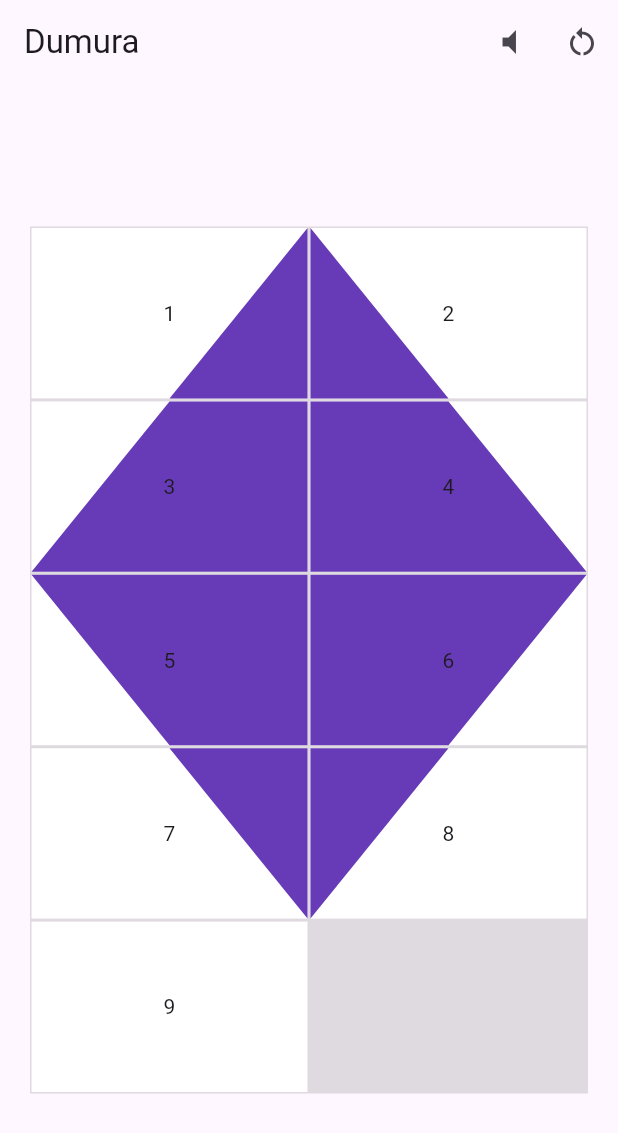
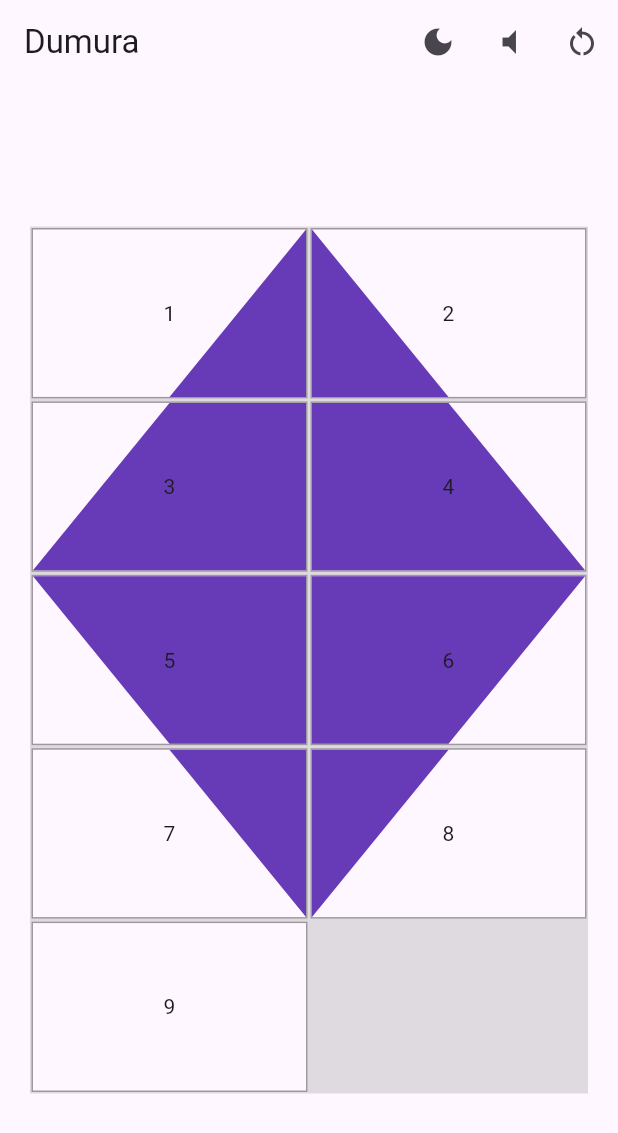
Before and after one commit to massimilianoporzio/puzzle, a Flutter app: the screen it shows after launch, on a phone screen of 412 x 824 dp. Shown: the top 1133 px of the screen. Run offline on Flutter 3.47's test engine with Material 3 defaults, Android fonts, the phone set to English and light mode, and no system bars; our stand-ins replace audioplayers, equatable, flutter_bloc, get_it, loggy, shared_preferences.

Commit message:
da ufficio su mac

```diff
--- /dev/null
+++ b/lib/src/app/game_app.dart
@@ -0,0 +1,32 @@
+import 'package:flutter/gestures.dart';
+import 'package:flutter/material.dart';
+import 'package:flutter_bloc/flutter_bloc.dart';
+import 'package:puzzle/src/features/game/presentation/pages/game_page.dart';
+
+import '../features/dark_mode/presentation/cubit/dark_mode_cubit.dart';
+
+class GameApp extends StatelessWidget {
+  const GameApp({super.key});
+
+  @override
+  Widget build(BuildContext context) {
+    var themeMode = context.watch<DarkModeCubit>().state.mode;
+    return MaterialApp(
+      debugShowCheckedModeBanner: false,
+      themeMode: context.watch<DarkModeCubit>().state.mode,
+      theme: ThemeData(
+          primarySwatch: Colors.deepPurple,
+          brightness:
+              themeMode == ThemeMode.dark ? Brightness.dark : Brightness.light),
+      scrollBehavior: const MaterialScrollBehavior().copyWith(
+        dragDevices: {
+          PointerDeviceKind.mouse,
+          PointerDeviceKind.touch,
+          PointerDeviceKind.stylus,
+          PointerDeviceKind.unknown,
+        },
+      ),
+      home: const GamePage(),
+    );
+  }
+}
--- /dev/null
+++ b/lib/src/features/dark_mode/presentation/cubit/dark_mode_state.dart
@@ -0,0 +1,39 @@
+// ignore_for_file: public_member_api_docs, sort_constructors_first
+
+
+part of 'dark_mode_cubit.dart';
+
+class DarkModeState extends Equatable {
+  final ThemeMode mode;
+  const DarkModeState({
+    required this.mode,
+  });
+
+
+  factory DarkModeState.initial(){
+    //leggo da prefs
+    final SharedPreferences prefs = sl<SharedPreferences>();
+    if(prefs.containsKey("isDark")){
+      return const DarkModeState(mode: ThemeMode.dark);
+    }
+    return const DarkModeState(mode: ThemeMode.light);
+  }
+
+  @override
+  String toString() {
+
+    return "DarkModeState: mode: $mode";
+  }
+
+
+  @override
+  List<Object> get props => [mode];
+
+  DarkModeState copyWith({
+    ThemeMode? mode,
+  }) {
+    return DarkModeState(
+      mode: mode ?? this.mode,
+    );
+  }
+}
--- a/lib/src/features/game/presentation/pages/game_page.dart
+++ b/lib/src/features/game/presentation/pages/game_page.dart
@@ -1,28 +1,45 @@
 import 'package:flutter/material.dart';
 import 'package:flutter_bloc/flutter_bloc.dart';
+import 'package:loggy/loggy.dart';
+import 'package:puzzle/src/features/dark_mode/presentation/cubit/dark_mode_cubit.dart';
 import 'package:puzzle/src/features/game/presentation/cubit/sound/sound_cubit.dart';
 
 import 'package:puzzle/src/features/game/presentation/widgets/puzzle_area.dart';
 
 import '../cubit/game/game_cubit.dart';
 
-class GamePage extends StatelessWidget {
+class GamePage extends StatelessWidget with UiLoggy {
   const GamePage({super.key});
 
   @override
   Widget build(BuildContext context) {
+    var themeMode = context.watch<DarkModeCubit>().state.mode;
     return Scaffold(
       appBar: AppBar(
         title: const Text("Dumura"),
         actions: [
-          IconButton(onPressed: () {
-            context.read<SoundCubit>().toggleMute();
-          }, icon: BlocBuilder<SoundCubit, SoundState>(
-            builder: (context, state) {
-              return Icon(state.muted ? Icons.volume_off : Icons.volume_mute);
-            },
-          )),
           IconButton(
+              tooltip: "Light / Dark mode",
+              onPressed: () {
+                loggy.debug("TOGGLE THEME MODE");
+                context.read<DarkModeCubit>().toggleDarkMode();
+              },
+              icon: Icon(themeMode == ThemeMode.light
+                  ? Icons.dark_mode
+                  : Icons.light_mode)),
+          IconButton(
+              tooltip: "Mute / Unmute",
+              onPressed: () {
+                context.read<SoundCubit>().toggleMute();
+              },
+              icon: BlocBuilder<SoundCubit, SoundState>(
+                builder: (context, state) {
+                  return Icon(
+                      state.muted ? Icons.volume_off : Icons.volume_mute);
+                },
+              )),
+          IconButton(
+            tooltip: "Reset game",
             onPressed: () {
               context.read<GameCubit>().resetPuzzle();
             },
--- a/lib/src/features/game/presentation/widgets/puzzle_title.dart
+++ b/lib/src/features/game/presentation/widgets/puzzle_title.dart
@@ -32,7 +32,10 @@ class PuzzleTile extends StatelessWidget with UiLoggy {
         },
         child: Container(
           // margin: const EdgeInsets.all(2.0),
-          color: Colors.white,
+
+          decoration: BoxDecoration(
+              color: Theme.of(context).colorScheme.background,
+              border: Border.all(color: Theme.of(context).disabledColor)),
           height: height - 2,
           width: width - 2,
           alignment: Alignment.center,
--- a/lib/src/my_app.dart
+++ b/lib/src/my_app.dart
@@ -2,9 +2,10 @@ import 'dart:ui';
 
 import 'package:flutter/material.dart';
 import 'package:flutter_bloc/flutter_bloc.dart';
+import 'package:puzzle/src/app/game_app.dart';
+import 'package:puzzle/src/features/dark_mode/presentation/cubit/dark_mode_cubit.dart';
 import 'package:puzzle/src/features/game/presentation/cubit/sound/sound_cubit.dart';
 
-import 'package:puzzle/src/features/game/presentation/pages/game_page.dart';
 import 'package:puzzle/src/services/service_locator.dart';
 
 import 'features/game/presentation/cubit/game/game_cubit.dart';
@@ -14,19 +15,9 @@ class MyApp extends StatelessWidget {
 
   @override
   Widget build(BuildContext context) {
-    return MaterialApp(
-      debugShowCheckedModeBanner: false,
-      theme: ThemeData(primarySwatch: Colors.deepPurple),
-      scrollBehavior: const MaterialScrollBehavior().copyWith(
-        dragDevices: {
-          PointerDeviceKind.mouse,
-          PointerDeviceKind.touch,
-          PointerDeviceKind.stylus,
-          PointerDeviceKind.unknown,
-        },
-      ),
-      home: MultiBlocProvider(
+    return MultiBlocProvider(
       providers: [
+        BlocProvider<DarkModeCubit>(create: (context) => sl<DarkModeCubit>()),
         BlocProvider<GameCubit>(
           create: (context) => sl<GameCubit>(),
         ),
@@ -34,8 +25,7 @@ class MyApp extends StatelessWidget {
           create: (context) => sl<SoundCubit>(),
         )
       ],
-        child: const GamePage(),
-      ),
+      child: const GameApp(),
     );
   }
 }
--- a/pubspec.yaml
+++ b/pubspec.yaml
@@ -8,13 +8,14 @@ environment:
 
 dependencies:
   animated_widgets: ^1.1.0
-  audioplayers:
+  audioplayers: null
   equatable: ^2.0.5
   flutter:
     sdk: flutter
   flutter_bloc: ^8.1.2
   get_it: ^7.2.0
   loggy: ^2.0.3
+  shared_preferences: ^2.2.2
 
 dev_dependencies:
   flutter_lints: ^2.0.0
```
Also changed, not shown: lib/src/features/dark_mode/presentation/cubit/dark_mode_cubit.dart (added, +26 -0 lines), lib/src/services/service_locator.dart (+8 -1 lines), pubspec.lock, 11 other files. Lines whose indentation alone changed are shown as unchanged.
